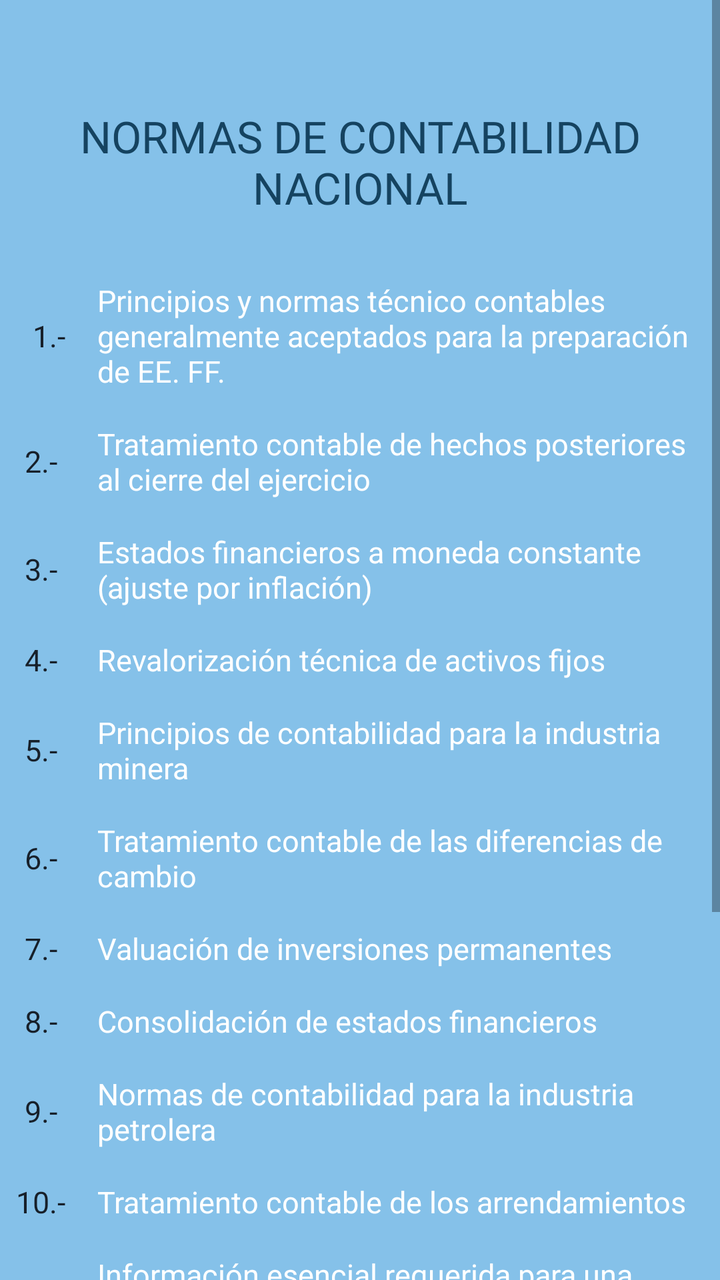
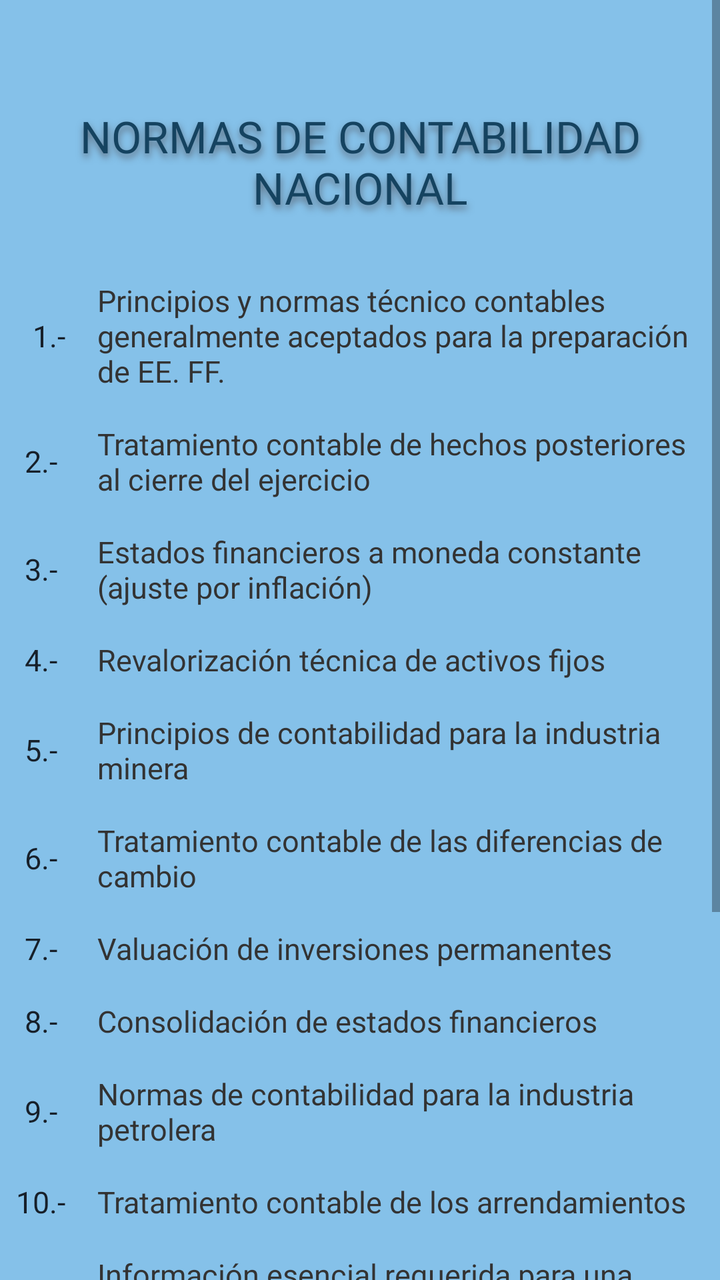

Two renders of the same Android screen: before a commit and after it. Below are the layout's source before the change and the commit's diff.
<!-- AndroidManifest.xml: application theme Theme.ContabilidadBasicaBolivia -->
<!-- res/layout/fragment_love.xml -->
<ScrollView
    android:layout_width="match_parent"
    android:layout_height="match_parent"
    xmlns:android="http://schemas.android.com/apk/res/android">

    <TableLayout
        android:layout_width="match_parent"
        android:layout_height="match_parent"
        android:background="#85C1E9">

        
        <TableRow
            android:layout_width="match_parent"
            android:layout_height="wrap_content"
            android:gravity="center_vertical">

            <TextView
                android:layout_width="wrap_content"
                android:layout_height="wrap_content"
                android:text=""
                android:textSize="18sp"
                android:textColor="#FFFFFF"
                android:padding="8dp" />

            <TextView
                android:layout_width="0dp"
                android:layout_height="wrap_content"
                android:layout_gravity="bottom"
                android:layout_weight="1"
                android:ellipsize="end"
                android:fontFamily="@font/abril_fatface"
                android:gravity="center"
                android:padding="8dp"
                android:textColor="#154360"
                android:textSize="22sp"
                android:typeface="serif" />

        </TableRow>
        <TableRow
            android:layout_width="match_parent"
            android:layout_height="wrap_content"
            android:gravity="center_vertical">

            <TextView
                android:layout_width="0dp"
                android:layout_height="wrap_content"
                android:layout_gravity="bottom"
                android:layout_weight="1"
                android:ellipsize="end"
                android:fontFamily="@font/abril_fatface"
                android:gravity="center"
                android:padding="8dp"
                android:text="NORMAS DE CONTABILIDAD NACIONAL"
                android:textColor="#154360"
                android:textSize="22sp"
                android:typeface="serif" />

        </TableRow>

        
        <TableRow
            android:layout_width="match_parent"
            android:layout_height="wrap_content"
            android:gravity="center_vertical">


            <TextView
                android:layout_width="wrap_content"
                android:layout_height="wrap_content"
                android:text=""
                android:textSize="10sp"
                android:textColor="#FFFFFF"
                android:padding="1dp" />

            <TextView
                android:layout_width="0dp"
                android:layout_height="wrap_content"
                android:layout_weight="1"
                android:text=""
                android:textSize="10sp"
                android:textColor="#FFFFFF"
                android:padding="1dp"
                android:ellipsize="end"
                android:singleLine="true" />
        </TableRow>

        
        <TableRow
            android:layout_width="match_parent"
            android:layout_height="wrap_content"
            android:gravity="center_vertical">
            <TextView
                android:layout_width="wrap_content"
                android:layout_height="wrap_content"
                android:text="1.-"
                android:textSize="15sp"
                android:textColor="#17202A"
                android:padding="8dp"
                android:gravity="center_vertical|end" />
            <TextView
                android:id="@+id/textViewClickable"
                android:layout_width="0dp"
                android:layout_height="wrap_content"
                android:layout_weight="1"
                android:text="Principios y normas técnico contables generalmente aceptados para la preparación de EE. FF."
                android:textSize="15sp"
                android:textColor="#FFFFFF"
                android:padding="8dp"
                android:maxLines="3"
                android:ellipsize="end"
                android:singleLine="false" />
        </TableRow>
        <TableRow
            android:layout_width="match_parent"
            android:layout_height="wrap_content"
            android:gravity="center_vertical">
            <TextView
                android:layout_width="wrap_content"
                android:layout_height="wrap_content"
                android:text="2.-"
                android:textSize="15sp"
                android:textColor="#17202A"
                android:padding="8dp"
                android:gravity="center_vertical|center_horizontal" />
            <TextView
                android:id="@+id/textViewClickable1"
                android:layout_width="0dp"
                android:layout_height="wrap_content"
                android:layout_weight="1"
                android:text="Tratamiento contable de hechos posteriores al cierre del ejercicio"
                android:textSize="15sp"
                android:textColor="#FFFFFF"
                android:padding="8dp"
                android:maxLines="3"
                android:ellipsize="end"
                android:singleLine="false" />
        </TableRow>
        <TableRow
            android:layout_width="match_parent"
            android:layout_height="wrap_content"
            android:gravity="center_vertical">
            <TextView
                android:layout_width="wrap_content"
                android:layout_height="wrap_content"
                android:text="3.-"
                android:textSize="15sp"
                android:textColor="#17202A"
                android:padding="8dp"
                android:gravity="center_vertical|center_horizontal" />
            <TextView
                android:id="@+id/norma_tres"
                android:layout_width="0dp"
                android:layout_height="wrap_content"
                android:layout_weight="1"
                android:text="Estados financieros a moneda constante (ajuste por inflación)"
                android:textSize="15sp"
                android:textColor="#FFFFFF"
                android:padding="8dp"
                android:maxLines="3"
                android:ellipsize="end"
                android:singleLine="false" />
        </TableRow>
        <TableRow
            android:layout_width="match_parent"
            android:layout_height="wrap_content"
            android:gravity="center_vertical">
            <TextView
                android:layout_width="wrap_content"
                android:layout_height="wrap_content"
                android:text="4.-"
                android:textSize="15sp"
                android:textColor="#17202A"
                android:padding="8dp"
                android:gravity="center_vertical|center_horizontal" />
            <TextView
                android:id="@+id/norma_cuatro"
                android:layout_width="0dp"
                android:layout_height="wrap_content"
                android:layout_weight="1"
                android:text="Revalorización técnica de activos fijos"
                android:textSize="15sp"
                android:textColor="#FFFFFF"
                android:padding="8dp"
                android:maxLines="3"
                android:ellipsize="end"
                android:singleLine="false" />
        </TableRow>
        <TableRow
            android:layout_width="match_parent"
            android:layout_height="wrap_content"
            android:gravity="center_vertical">
            <TextView
                android:layout_width="wrap_content"
                android:layout_height="wrap_content"
                android:text="5.-"
                android:textSize="15sp"
                android:textColor="#17202A"
                android:padding="8dp"
                android:gravity="center_vertical|center_horizontal" />
            <TextView
                android:id="@+id/norma_cinco"
                android:layout_width="0dp"
                android:layout_height="wrap_content"
                android:layout_weight="1"
                android:text="Principios de contabilidad para la industria minera"
                android:textSize="15sp"
                android:textColor="#FFFFFF"
                android:padding="8dp"
                android:maxLines="3"
                android:ellipsize="end"
                android:singleLine="false" />
        </TableRow>
        <TableRow
            android:layout_width="match_parent"
            android:layout_height="wrap_content"
            android:gravity="center_vertical">
            <TextView
                android:layout_width="wrap_content"
                android:layout_height="wrap_content"
                android:text="6.-"
                android:textSize="15sp"
                android:textColor="#17202A"
                android:padding="8dp"
                android:gravity="center_vertical|center_horizontal" />
            <TextView
                android:id="@+id/norma_seis"
                android:layout_width="0dp"
                android:layout_height="wrap_content"
                android:layout_weight="1"
                android:text="Tratamiento contable de las diferencias de cambio"
                android:textSize="15sp"
                android:textColor="#FFFFFF"
                android:padding="8dp"
                android:maxLines="3"
                android:ellipsize="end"
                android:singleLine="false" />
        </TableRow>
        <TableRow
            android:layout_width="match_parent"
            android:layout_height="wrap_content"
            android:gravity="center_vertical">
            <TextView
                android:layout_width="wrap_content"
                android:layout_height="wrap_content"
                android:text="7.-"
                android:textSize="15sp"
                android:textColor="#17202A"
                android:padding="8dp"
                android:gravity="center_vertical|center_horizontal" />
            <TextView
                android:id="@+id/norma_siete"
                android:layout_width="0dp"
                android:layout_height="wrap_content"
                android:layout_weight="1"
                android:text="Valuación de inversiones permanentes"
                android:textSize="15sp"
                android:textColor="#FFFFFF"
                android:padding="8dp"
                android:maxLines="3"
                android:ellipsize="end"
                android:singleLine="false" />
        </TableRow>
        <TableRow
            android:layout_width="match_parent"
            android:layout_height="wrap_content"
            android:gravity="center_vertical">
            <TextView
                android:layout_width="wrap_content"
                android:layout_height="wrap_content"
                android:text="8.-"
                android:textSize="15sp"
                android:textColor="#17202A"
                android:padding="8dp"
                android:gravity="center_vertical|center_horizontal" />
            <TextView
                android:id="@+id/norma_ocho"
                android:layout_width="0dp"
                android:layout_height="wrap_content"
                android:layout_weight="1"
                android:text="Consolidación de estados financieros"
                android:textSize="15sp"
                android:textColor="#FFFFFF"
                android:padding="8dp"
                android:maxLines="3"
                android:ellipsize="end"
                android:singleLine="false" />
        </TableRow>
        <TableRow
            android:layout_width="match_parent"
            android:layout_height="wrap_content"
            android:gravity="center_vertical">
            <TextView
                android:layout_width="wrap_content"
                android:layout_height="wrap_content"
                android:text="9.-"
                android:textSize="15sp"
                android:textColor="#17202A"
                android:padding="8dp"
                android:gravity="center_vertical|center_horizontal" />
            <TextView
                android:id="@+id/norma_nueve"
                android:layout_width="0dp"
                android:layout_height="wrap_content"
                android:layout_weight="1"
                android:text="Normas de contabilidad para la industria petrolera"
                android:textSize="15sp"
                android:textColor="#FFFFFF"
                android:padding="8dp"
                android:maxLines="3"
                android:ellipsize="end"
                android:singleLine="false" />
        </TableRow>
        <TableRow
            android:layout_width="match_parent"
            android:layout_height="wrap_content"
            android:gravity="center_vertical">
            <TextView
                android:layout_width="wrap_content"
                android:layout_height="wrap_content"
                android:text="10.-"
                android:textSize="15sp"
                android:textColor="#17202A"
                android:padding="8dp"
                android:gravity="center_vertical|center_horizontal" />
            <TextView
                android:id="@+id/norma_diez"
                android:layout_width="0dp"
                android:layout_height="wrap_content"
                android:layout_weight="1"
                android:text="Tratamiento contable de los arrendamientos"
                android:textSize="15sp"
                android:textColor="#FFFFFF"
                android:padding="8dp"
                android:maxLines="3"
                android:ellipsize="end"
                android:singleLine="false" />
        </TableRow>
        <TableRow
            android:layout_width="match_parent"
            android:layout_height="wrap_content"
            android:gravity="center_vertical">
            <TextView
                android:layout_width="wrap_content"
                android:layout_height="wrap_content"
                android:text="11.-"
                android:textSize="15sp"
                android:textColor="#17202A"
                android:padding="8dp"
                android:gravity="center_vertical|center_horizontal" />
            <TextView
                android:id="@+id/norma_once"
                android:layout_width="0dp"
                android:layout_height="wrap_content"
                android:layout_weight="1"
                android:text="Información esencial requerida para una adecuada exposición de los Estados Financieros"
                android:textSize="15sp"
                android:textColor="#FFFFFF"
                android:padding="8dp"
                android:maxLines="3"
                android:ellipsize="end"
                android:singleLine="false" />
        </TableRow>
        <TableRow
            android:layout_width="match_parent"
            android:layout_height="wrap_content"
            android:gravity="center_vertical">
            <TextView
                android:layout_width="wrap_content"
                android:layout_height="wrap_content"
                android:text="12.-"
                android:textSize="15sp"
                android:textColor="#17202A"
                android:padding="8dp"
                android:gravity="center_vertical|center_horizontal" />
            <TextView
                android:id="@+id/norma_doce"
                android:layout_width="0dp"
                android:layout_height="wrap_content"
                android:layout_weight="1"
                android:text="Tratamiento contable de operaciones en moneda extranjera cuando coexisten mas de tipo de cambio"
                android:textSize="15sp"
                android:textColor="#FFFFFF"
                android:padding="8dp"
                android:maxLines="3"
                android:ellipsize="end"
                android:singleLine="false" />
        </TableRow>
        <TableRow
            android:layout_width="match_parent"
            android:layout_height="wrap_content"
            android:gravity="center_vertical">
            <TextView
                android:layout_width="wrap_content"
                android:layout_height="wrap_content"
                android:text="13.-"
                android:textSize="15sp"
                android:textColor="#17202A"
                android:padding="8dp"
                android:gravity="center_vertical|center_horizontal" />
            <TextView
                android:id="@+id/norma_trece"
                android:layout_width="0dp"
                android:layout_height="wrap_content"
                android:layout_weight="1"
                android:text="Cambios contables y su exposición"
                android:textSize="15sp"
                android:textColor="#FFFFFF"
                android:padding="8dp"
                android:maxLines="3"
                android:ellipsize="end"
                android:singleLine="false" />
        </TableRow>
        <TableRow
            android:layout_width="match_parent"
            android:layout_height="wrap_content"
            android:gravity="center_vertical">
            <TextView
                android:layout_width="wrap_content"
                android:layout_height="wrap_content"
                android:text="14.-"
                android:textSize="15sp"
                android:textColor="#17202A"
                android:padding="8dp"
                android:gravity="center_vertical|center_horizontal" />
            <TextView
                android:id="@+id/norma_catorce"
                android:layout_width="0dp"
                android:layout_height="wrap_content"
                android:layout_weight="1"
                android:text="Políticas contables su exposición y revelación"
                android:textSize="15sp"
                android:textColor="#FFFFFF"
                android:padding="8dp"
                android:maxLines="3"
                android:ellipsize="end"
                android:singleLine="false" />
        </TableRow>
        <TableRow
            android:layout_width="match_parent"
            android:layout_height="wrap_content"
            android:gravity="center_vertical">

            <TextView
                android:layout_width="wrap_content"
                android:layout_height="wrap_content"
                android:text=""
                android:textSize="18sp"
                android:textColor="#FFFFFF"
                android:padding="8dp" />

            <TextView
                android:layout_width="0dp"
                android:layout_height="wrap_content"
                android:layout_gravity="bottom"
                android:layout_weight="1"
                android:ellipsize="end"
                android:fontFamily="@font/abril_fatface"
                android:gravity="center"
                android:padding="8dp"
                android:textColor="#154360"
                android:textSize="22sp"
                android:typeface="serif" />

        </TableRow>

    </TableLayout>
</ScrollView>
<!-- resources referenced by this layout -->
<resources>
  <style name="Theme.ContabilidadBasicaBolivia" parent="Base.Theme.ContabilidadBasicaBolivia" />
  <style name="Base.Theme.ContabilidadBasicaBolivia" parent="Theme.MaterialComponents.DayNight.NoActionBar">
          
          
          <item name="colorPrimary">@color/white</item>
          <item name="colorPrimaryVariant">@color/black</item>
          <item name="android:textColorPrimary">@color/white</item>
          <item name="android:statusBarColor">@color/red</item>
  
      </style>
  <color name="white">#FFFFFFFF</color>
  <color name="black">#FF000000</color>
  <color name="red">#5DC1B9</color>
</resources>

<!-- the commit's change to res/layout/fragment_love.xml (unified diff, before → after) -->
@@ -50,8 +50,14 @@
                 android:fontFamily="@font/abril_fatface"
                 android:gravity="center"
                 android:padding="8dp"
+
+                android:shadowColor="#5D6D7E"
+                android:shadowDx="1"
+                android:shadowDy="6"
+                android:shadowRadius="8"
+                android:textColor="#154360"
+
                 android:text="NORMAS DE CONTABILIDAD NACIONAL"
-                android:textColor="#154360"
                 android:textSize="22sp"
                 android:typeface="serif" />
 
@@ -104,7 +110,7 @@
                 android:layout_weight="1"
                 android:text="Principios y normas técnico contables generalmente aceptados para la preparación de EE. FF."
                 android:textSize="15sp"
-                android:textColor="#FFFFFF"
+                android:textColor="#333333"
                 android:padding="8dp"
                 android:maxLines="3"
                 android:ellipsize="end"
@@ -129,7 +135,7 @@
                 android:layout_weight="1"
                 android:text="Tratamiento contable de hechos posteriores al cierre del ejercicio"
                 android:textSize="15sp"
-                android:textColor="#FFFFFF"
+                android:textColor="#333333"
                 android:padding="8dp"
                 android:maxLines="3"
                 android:ellipsize="end"
@@ -154,7 +160,7 @@
                 android:layout_weight="1"
                 android:text="Estados financieros a moneda constante (ajuste por inflación)"
                 android:textSize="15sp"
-                android:textColor="#FFFFFF"
+                android:textColor="#333333"
                 android:padding="8dp"
                 android:maxLines="3"
                 android:ellipsize="end"
@@ -179,7 +185,7 @@
                 android:layout_weight="1"
                 android:text="Revalorización técnica de activos fijos"
                 android:textSize="15sp"
-                android:textColor="#FFFFFF"
+                android:textColor="#333333"
                 android:padding="8dp"
                 android:maxLines="3"
                 android:ellipsize="end"
@@ -204,7 +210,7 @@
                 android:layout_weight="1"
                 android:text="Principios de contabilidad para la industria minera"
                 android:textSize="15sp"
-                android:textColor="#FFFFFF"
+                android:textColor="#333333"
                 android:padding="8dp"
                 android:maxLines="3"
                 android:ellipsize="end"
@@ -229,7 +235,7 @@
                 android:layout_weight="1"
                 android:text="Tratamiento contable de las diferencias de cambio"
                 android:textSize="15sp"
-                android:textColor="#FFFFFF"
+                android:textColor="#333333"
                 android:padding="8dp"
                 android:maxLines="3"
                 android:ellipsize="end"
@@ -254,7 +260,7 @@
                 android:layout_weight="1"
                 android:text="Valuación de inversiones permanentes"
                 android:textSize="15sp"
-                android:textColor="#FFFFFF"
+                android:textColor="#333333"
                 android:padding="8dp"
                 android:maxLines="3"
                 android:ellipsize="end"
@@ -279,7 +285,7 @@
                 android:layout_weight="1"
                 android:text="Consolidación de estados financieros"
                 android:textSize="15sp"
-                android:textColor="#FFFFFF"
+                android:textColor="#333333"
                 android:padding="8dp"
                 android:maxLines="3"
                 android:ellipsize="end"
@@ -304,7 +310,7 @@
                 android:layout_weight="1"
                 android:text="Normas de contabilidad para la industria petrolera"
                 android:textSize="15sp"
-                android:textColor="#FFFFFF"
+                android:textColor="#333333"
                 android:padding="8dp"
                 android:maxLines="3"
                 android:ellipsize="end"
@@ -329,7 +335,7 @@
                 android:layout_weight="1"
                 android:text="Tratamiento contable de los arrendamientos"
                 android:textSize="15sp"
-                android:textColor="#FFFFFF"
+                android:textColor="#333333"
                 android:padding="8dp"
                 android:maxLines="3"
                 android:ellipsize="end"
@@ -354,7 +360,7 @@
                 android:layout_weight="1"
                 android:text="Información esencial requerida para una adecuada exposición de los Estados Financieros"
                 android:textSize="15sp"
-                android:textColor="#FFFFFF"
+                android:textColor="#333333"
                 android:padding="8dp"
                 android:maxLines="3"
                 android:ellipsize="end"
@@ -379,7 +385,7 @@
                 android:layout_weight="1"
                 android:text="Tratamiento contable de operaciones en moneda extranjera cuando coexisten mas de tipo de cambio"
                 android:textSize="15sp"
-                android:textColor="#FFFFFF"
+                android:textColor="#333333"
                 android:padding="8dp"
                 android:maxLines="3"
                 android:ellipsize="end"
@@ -404,7 +410,7 @@
                 android:layout_weight="1"
                 android:text="Cambios contables y su exposición"
                 android:textSize="15sp"
-                android:textColor="#FFFFFF"
+                android:textColor="#333333"
                 android:padding="8dp"
                 android:maxLines="3"
                 android:ellipsize="end"
@@ -429,7 +435,7 @@
                 android:layout_weight="1"
                 android:text="Políticas contables su exposición y revelación"
                 android:textSize="15sp"
-                android:textColor="#FFFFFF"
+                android:textColor="#333333"
                 android:padding="8dp"
                 android:maxLines="3"
                 android:ellipsize="end"
